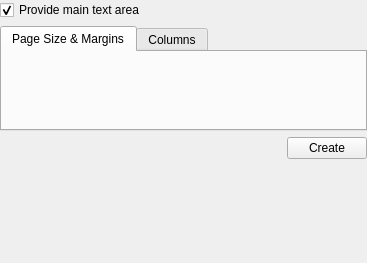
First picture: the form in kword/part/dialog/KWStartupWidget.ui, repository KDE/calligra, before the edit.
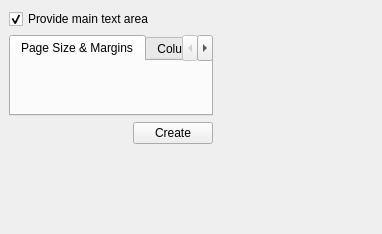
Second picture: the form after the edit.

Commit message: Finish up the startupWidget with all the stuff that goes with it. KWord can now be used to open non-templated document sizes again :)

Diff of the .ui file:
```diff
--- a/kword/part/dialog/KWStartupWidget.ui
+++ b/kword/part/dialog/KWStartupWidget.ui
@@ -5,17 +5,79 @@
    <rect>
     <x>0</x>
     <y>0</y>
-    <width>367</width>
-    <height>263</height>
+    <width>382</width>
+    <height>234</height>
    </rect>
   </property>
   <layout class="QGridLayout" >
    <property name="margin" >
-    <number>0</number>
+    <number>9</number>
    </property>
    <property name="spacing" >
     <number>6</number>
    </property>
+   <item row="2" column="0" >
+    <layout class="QHBoxLayout" >
+     <property name="margin" >
+      <number>0</number>
+     </property>
+     <property name="spacing" >
+      <number>6</number>
+     </property>
+     <item>
+      <spacer>
+       <property name="orientation" >
+        <enum>Qt::Horizontal</enum>
+       </property>
+       <property name="sizeType" >
+        <enum>QSizePolicy::Expanding</enum>
+       </property>
+       <property name="sizeHint" >
+        <size>
+         <width>20</width>
+         <height>20</height>
+        </size>
+       </property>
+      </spacer>
+     </item>
+     <item>
+      <widget class="QPushButton" name="createButton" >
+       <property name="text" >
+        <string>Create</string>
+       </property>
+      </widget>
+     </item>
+    </layout>
+   </item>
+   <item row="1" column="1" >
+    <widget class="QWidget" native="1" name="previewPane" >
+     <property name="sizePolicy" >
+      <sizepolicy>
+       <hsizetype>5</hsizetype>
+       <vsizetype>5</vsizetype>
+       <horstretch>1</horstretch>
+       <verstretch>0</verstretch>
+      </sizepolicy>
+     </property>
+    </widget>
+   </item>
+   <item row="1" column="0" >
+    <widget class="QTabWidget" name="tabs" >
+     <property name="currentIndex" >
+      <number>0</number>
+     </property>
+     <widget class="QWidget" name="sizeTab" >
+      <attribute name="title" >
+       <string>Page Size &amp;&amp; Margins</string>
+      </attribute>
+     </widget>
+     <widget class="QWidget" name="columnsTab" >
+      <attribute name="title" >
+       <string>Columns</string>
+      </attribute>
+     </widget>
+    </widget>
+   </item>
    <item row="0" column="0" colspan="2" >
     <widget class="QCheckBox" name="mainText" >
      <property name="whatsThis" >
@@ -30,47 +92,7 @@
      </property>
     </widget>
    </item>
-   <item row="1" column="0" colspan="2" >
-    <widget class="QTabWidget" name="tabs" >
-     <property name="currentIndex" >
-      <number>0</number>
-     </property>
-     <widget class="QWidget" name="sizeTab" >
-      <attribute name="title" >
-       <string>Page Size &amp;&amp; Margins</string>
-      </attribute>
-     </widget>
-     <widget class="QWidget" name="columnsTab" >
-      <attribute name="title" >
-       <string>Columns</string>
-      </attribute>
-     </widget>
-    </widget>
-   </item>
-   <item row="2" column="0" >
-    <spacer>
-     <property name="orientation" >
-      <enum>Qt::Horizontal</enum>
-     </property>
-     <property name="sizeType" >
-      <enum>QSizePolicy::Expanding</enum>
-     </property>
-     <property name="sizeHint" >
-      <size>
-       <width>20</width>
-       <height>20</height>
-      </size>
-     </property>
-    </spacer>
-   </item>
-   <item row="2" column="1" >
-    <widget class="QPushButton" name="createButton" >
-     <property name="text" >
-      <string>Create</string>
-     </property>
-    </widget>
-   </item>
-   <item row="3" column="0" colspan="2" >
+   <item row="3" column="0" >
     <spacer>
      <property name="orientation" >
       <enum>Qt::Vertical</enum>
```
The commit also changes 8 other files.
